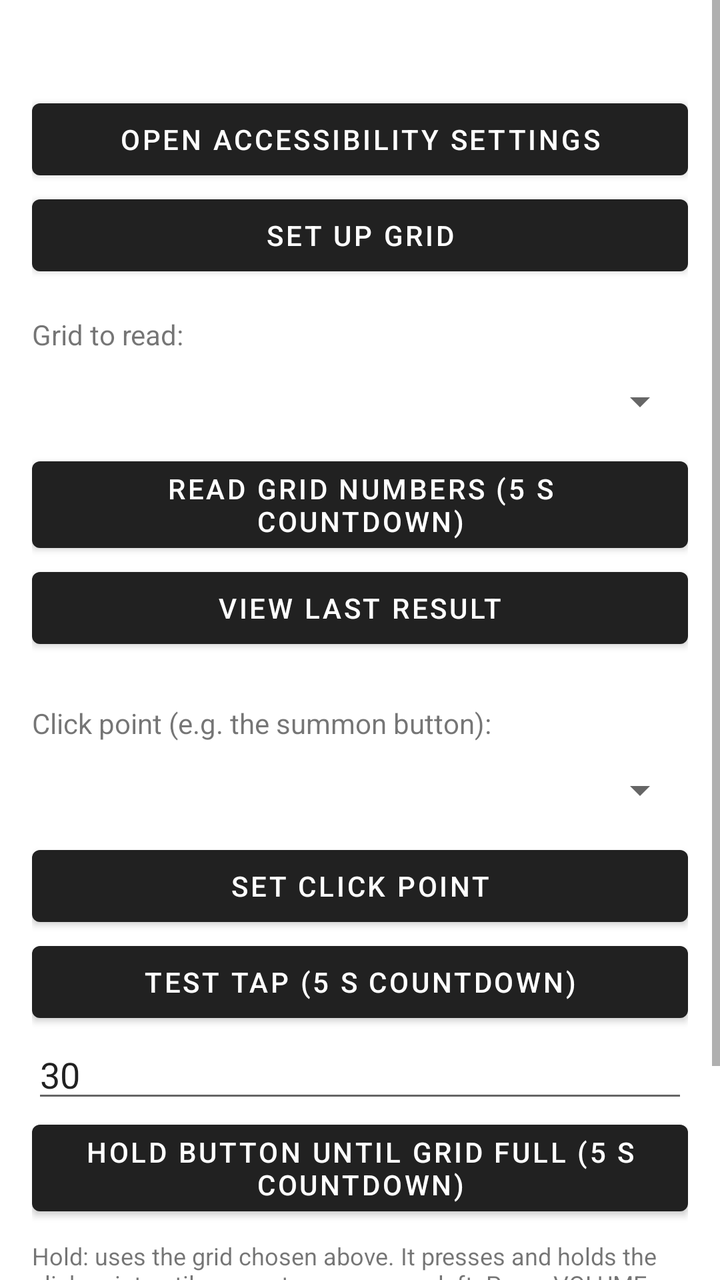
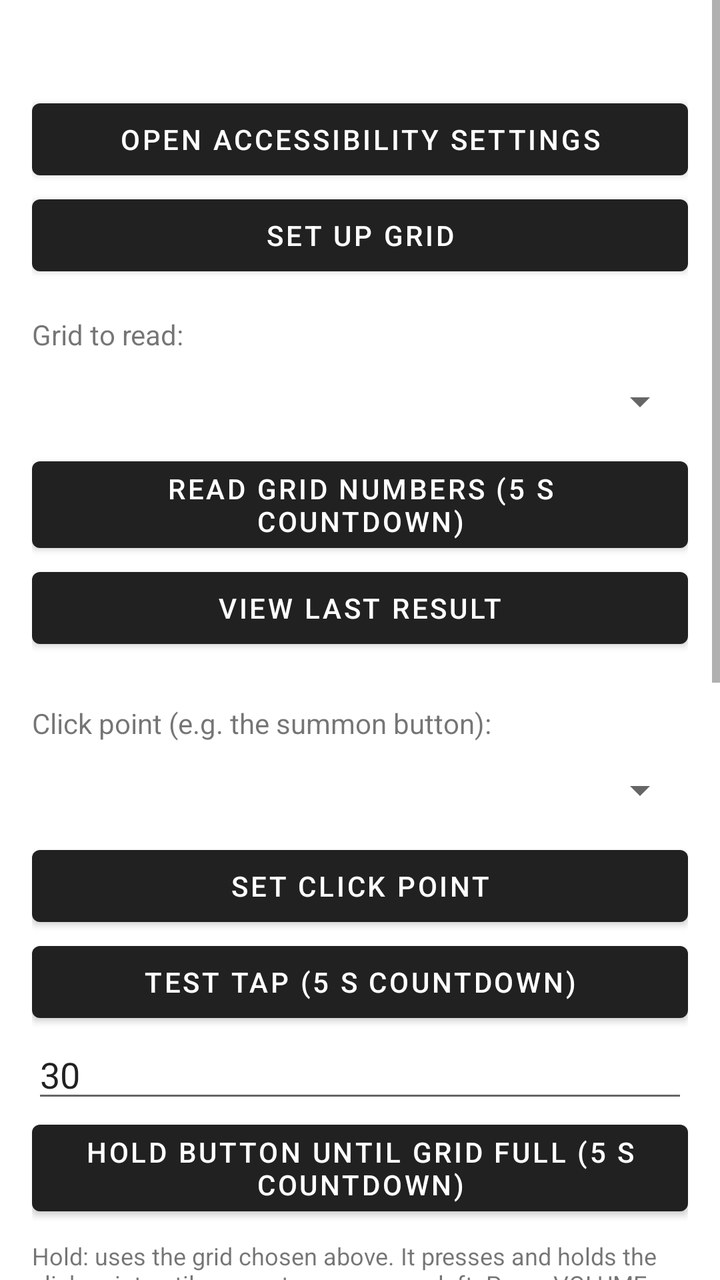

Compare the two renders of this Android layout. The source of the first and the diff that turns it into the second are given below.
<!-- AndroidManifest.xml: application theme Theme.MyApp -->
<!-- res/layout/activity_main.xml -->
<?xml version="1.0" encoding="utf-8"?>
<ScrollView xmlns:android="http://schemas.android.com/apk/res/android"
    android:layout_width="match_parent"
    android:layout_height="match_parent">

    <LinearLayout
        android:layout_width="match_parent"
        android:layout_height="wrap_content"
        android:orientation="vertical"
        android:padding="16dp">

        <TextView
            android:id="@+id/statusText"
            android:layout_width="match_parent"
            android:layout_height="wrap_content"
            android:textSize="16sp"
            android:paddingBottom="8dp" />

        <Button
            android:id="@+id/btnEnableService"
            android:layout_width="match_parent"
            android:layout_height="wrap_content"
            android:text="Open Accessibility Settings" />

        <Button
            android:id="@+id/btnSetupGrid"
            android:layout_width="match_parent"
            android:layout_height="wrap_content"
            android:text="Set Up Grid" />

        <TextView
            android:layout_width="match_parent"
            android:layout_height="wrap_content"
            android:paddingTop="16dp"
            android:text="Grid to read:" />

        <Spinner
            android:id="@+id/profileSpinner"
            android:layout_width="match_parent"
            android:layout_height="wrap_content"
            android:minHeight="48dp" />

        <Button
            android:id="@+id/btnReadGrid"
            android:layout_width="match_parent"
            android:layout_height="wrap_content"
            android:text="Read Grid Numbers (5 s countdown)" />

        <Button
            android:id="@+id/btnViewResult"
            android:layout_width="match_parent"
            android:layout_height="wrap_content"
            android:text="View Last Result" />

        <TextView
            android:layout_width="match_parent"
            android:layout_height="wrap_content"
            android:paddingTop="24dp"
            android:text="Click point (e.g. the summon button):" />

        <Spinner
            android:id="@+id/clickPointSpinner"
            android:layout_width="match_parent"
            android:layout_height="wrap_content"
            android:minHeight="48dp" />

        <Button
            android:id="@+id/btnSetClickPoint"
            android:layout_width="match_parent"
            android:layout_height="wrap_content"
            android:text="Set Click Point" />

        <Button
            android:id="@+id/btnTestTap"
            android:layout_width="match_parent"
            android:layout_height="wrap_content"
            android:text="Test Tap (5 s countdown)" />

        <EditText
            android:id="@+id/maxHoldInput"
            android:layout_width="match_parent"
            android:layout_height="wrap_content"
            android:hint="Max hold time in seconds"
            android:text="30"
            android:inputType="number" />

        <Button
            android:id="@+id/btnHoldSummon"
            android:layout_width="match_parent"
            android:layout_height="wrap_content"
            android:text="Hold Button Until Grid Full (5 s countdown)" />

        <TextView
            android:layout_width="match_parent"
            android:layout_height="wrap_content"
            android:paddingTop="8dp"
            android:textSize="12sp"
            android:text="Hold: uses the grid chosen above. It presses and holds the click point until no empty squares are left. Press VOLUME DOWN at any time to stop it. It also stops by itself after the max hold time." />

        <TextView
            android:layout_width="match_parent"
            android:layout_height="wrap_content"
            android:paddingTop="16dp"
            android:textSize="12sp"
            android:text="Read Grid: tap it, then open the game within 5 seconds with the board visible. The app takes a screenshot, reads the number on every calibrated box, and saves the result. Come back and tap View Last Result to check it." />

    </LinearLayout>
</ScrollView>
<!-- resources referenced by this layout -->
<resources>
  <style name="Theme.MyApp" parent="Theme.MaterialComponents.DayNight.DarkActionBar" />
</resources>

<!-- the commit's change to res/layout/activity_main.xml (unified diff, before → after) -->
@@ -100,6 +100,68 @@
         <TextView
             android:layout_width="match_parent"
             android:layout_height="wrap_content"
+            android:paddingTop="24dp"
+            android:text="Sort and merge (uses the grid chosen above):" />
+
+        <EditText
+            android:id="@+id/dragMsInput"
+            android:layout_width="match_parent"
+            android:layout_height="wrap_content"
+            android:hint="Drag duration in ms (how long each drag takes)"
+            android:text="150"
+            android:inputType="number" />
+
+        <EditText
+            android:id="@+id/pauseMsInput"
+            android:layout_width="match_parent"
+            android:layout_height="wrap_content"
+            android:hint="Pause after each move in ms (also the delay per merge)"
+            android:text="250"
+            android:inputType="number" />
+
+        <CheckBox
+            android:id="@+id/checkSwap"
+            android:layout_width="match_parent"
+            android:layout_height="wrap_content"
+            android:checked="true"
+            android:text="Dropping a tile on a different tile swaps them" />
+
+        <CheckBox
+            android:id="@+id/checkVerify"
+            android:layout_width="match_parent"
+            android:layout_height="wrap_content"
+            android:checked="true"
+            android:text="Check each merge worked before the next (about 1 s each)" />
+
+        <CheckBox
+            android:id="@+id/checkPreview"
+            android:layout_width="match_parent"
+            android:layout_height="wrap_content"
+            android:checked="true"
+            android:text="Preview only: show the plan, don't move anything" />
+
+        <Button
+            android:id="@+id/btnSort"
+            android:layout_width="match_parent"
+            android:layout_height="wrap_content"
+            android:text="Sort Board (5 s countdown)" />
+
+        <Button
+            android:id="@+id/btnMerge"
+            android:layout_width="match_parent"
+            android:layout_height="wrap_content"
+            android:text="Merge Chain (5 s countdown)" />
+
+        <TextView
+            android:layout_width="match_parent"
+            android:layout_height="wrap_content"
+            android:paddingTop="8dp"
+            android:textSize="12sp"
+            android:text="Only tiles read confidently (green) are used. Unsure and unreadable tiles are left alone. Volume Down stops a running job. Start with Preview only on, then open MyApp to read the plan." />
+
+        <TextView
+            android:layout_width="match_parent"
+            android:layout_height="wrap_content"
             android:paddingTop="16dp"
             android:textSize="12sp"
             android:text="Read Grid: tap it, then open the game within 5 seconds with the board visible. The app takes a screenshot, reads the number on every calibrated box, and saves the result. Come back and tap View Last Result to check it." />
